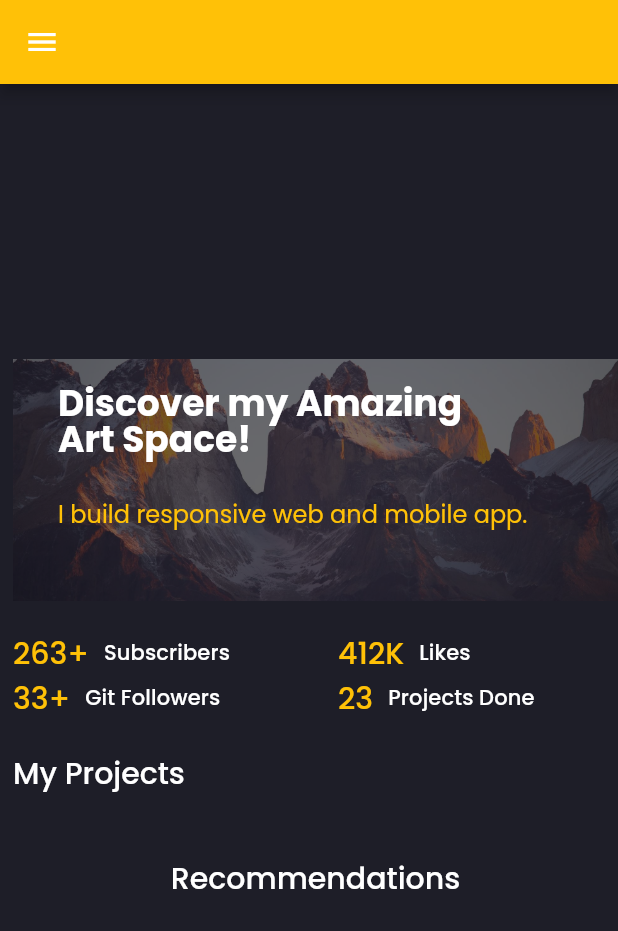
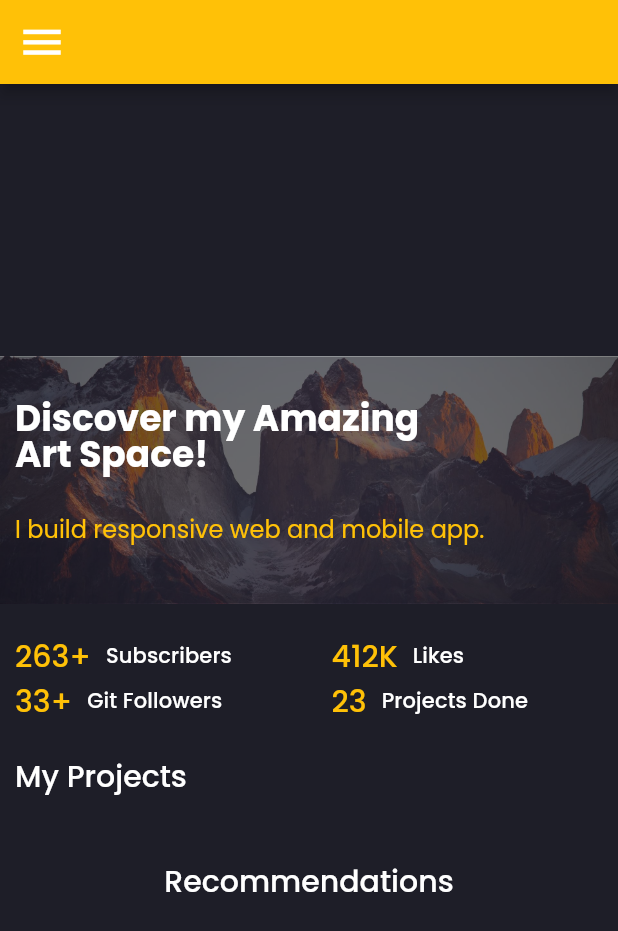
Before and after one commit to Pszione/flutter_responsive_website, a Flutter app: the screen it shows after launch, on a phone screen of 412 x 824 dp. Shown: the top 931 px of the screen. Run offline on Flutter 3.47's test engine with Material 2 defaults, Android fonts, the light colour scheme and no system bars; drawn by our look-alikes of animated_text_kit; our stand-ins replace flutter_svg, google_fonts.

Commit message:
Responsive Website - Responsiveness part V | FINISH

```diff
--- a/lib/screens/home/home_header_banner.dart
+++ b/lib/screens/home/home_header_banner.dart
@@ -22,12 +22,15 @@ class HomeHeaderBanner extends StatelessWidget {
           ),
           Container(color: kDarkColor.withOpacity(0.60)), // Fader
           Padding(
-            padding:
-                const EdgeInsets.symmetric(horizontal: kDefaultPadding * 1.5),
+            padding: EdgeInsets.symmetric(
+                horizontal: Responsive.isMobileLarge(context)
+                    ? kDefaultPadding / 2
+                    : kDefaultPadding * 1.5),
             child: Column(
               crossAxisAlignment: CrossAxisAlignment.start,
               mainAxisAlignment: MainAxisAlignment.center,
               children: [
+                const SizedBox(height: kDefaultPadding),
                 Text(
                   'Discover my Amazing \nArt Space!',
                   // we expand the text if space available
--- a/lib/screens/home/home_screen.dart
+++ b/lib/screens/home/home_screen.dart
@@ -17,9 +17,16 @@ class HomeScreen extends StatelessWidget {
       children: <Widget>[
         const HomeHeaderBanner(),
         // That's it for part I (above)
-        const HighlightNumbersIndicators(),
-        const UserProjectsGrid(),
-        const UserRecommendations(),
+        Padding(
+          padding: const EdgeInsets.symmetric(horizontal: kDefaultPadding / 2),
+          child: Column(
+            children: const [
+              HighlightNumbersIndicators(),
+              UserProjectsGrid(),
+              UserRecommendations(),
+            ],
+          ),
+        )
       ],
     );
   }
--- a/lib/screens/main/main_screen.dart
+++ b/lib/screens/main/main_screen.dart
@@ -22,7 +22,7 @@ class MainScreen extends StatelessWidget {
                   onPressed: () {
                     Scaffold.of(context).openDrawer();
                   },
-                  icon: const Icon(Icons.menu),
+                  icon: const Icon(Icons.menu, size: 33),
                 ),
               ),
             ),
@@ -41,7 +41,7 @@ class MainScreen extends StatelessWidget {
                   flex: 3, // 27%
                   child: SideMenuWithAvatar(),
                 ),
-              const SizedBox(width: kDefaultPadding / 2.3),
+              //const SizedBox(width: kDefaultPadding / 2.3),
               Expanded(
                 // Now this take (7/9=0.78) means 78% width
                 // flex: 7,
```
Also changed, not shown: lib/screens/home/projects_grid.dart (+11 -7 lines).
